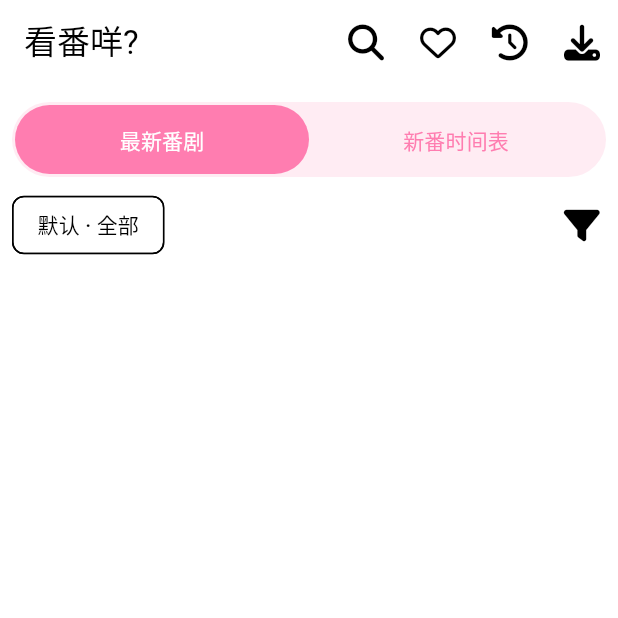
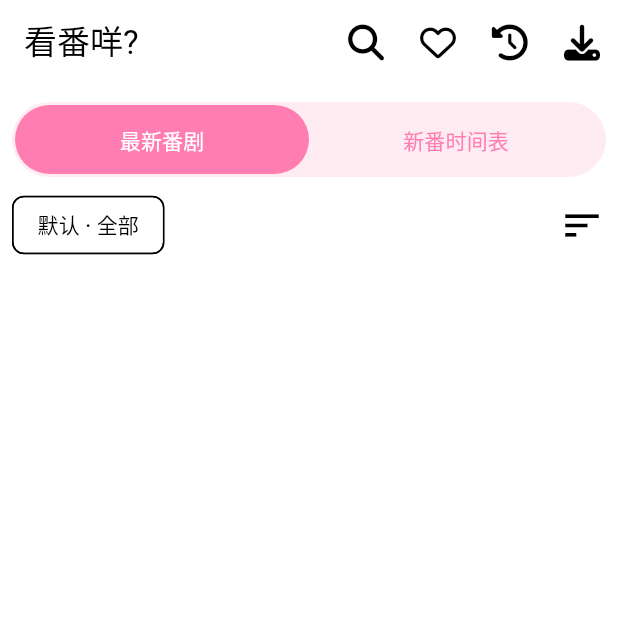
Before and after one commit to WuXuBaiYang/jtech_anime, a Flutter app: the screen it shows after launch, on a phone screen of 412 x 824 dp, the top half of it. Run offline on Flutter 3.47's test engine with Material 2 defaults, Android fonts, the light colour scheme and no system bars; drawn by our look-alikes of easy_refresh; our stand-ins replace battery_plus, blur, connectivity_plus, dio, extended_image, flutter_local_notifications and 9 more; missing offline and left inert: background_downloader, brotli, ffmpeg_helper, flutter_hls_parser, flutter_js, media_kit and 5 more; accounts and stored records are empty; generated files the repository leaves out were written again.

Commit message:
完成首页UI重做;

```diff
--- a/lib/manage/theme.dart
+++ b/lib/manage/theme.dart
@@ -83,6 +83,7 @@ class ThemeManage extends BaseManage {
             vertical: 4,
           ),
         ),
+        iconTheme: const IconThemeData(size: 30),
         bottomSheetTheme: const BottomSheetThemeData(
           clipBehavior: Clip.hardEdge,
         ),
--- a/lib/model/time_table.dart
+++ b/lib/model/time_table.dart
@@ -52,7 +52,11 @@ class TimeTableModel extends BaseModel {
 
   // 根据下标获取对应周天的番剧列表
   List<TimeTableItemModel> getAnimeListByWeekday(int weekday) =>
-      [monday, tuesday, wednesday, thursday, friday, saturday, sunday][weekday];
+      weekdayAnimeList[weekday];
+
+  // 获取每天番剧列表
+  List<List<TimeTableItemModel>> get weekdayAnimeList =>
+      [monday, tuesday, wednesday, thursday, friday, saturday, sunday];
 }
 
 /*
--- a/lib/page/home/index.dart
+++ b/lib/page/home/index.dart
@@ -12,6 +12,7 @@ import 'package:jtech_anime/model/anime.dart';
 import 'package:jtech_anime/model/database/filter_select.dart';
 import 'package:jtech_anime/model/time_table.dart';
 import 'package:jtech_anime/page/home/list.dart';
+import 'package:jtech_anime/page/home/timetable.dart';
 import 'package:jtech_anime/tool/loading.dart';
 import 'package:jtech_anime/tool/snack.dart';
 import 'package:jtech_anime/tool/version.dart';
@@ -108,79 +109,9 @@ class _HomePageState extends LogicState<HomePage, _HomeLogic>
       physics: !animeParser.isSupport(AnimeParserFunction.timeTable)
           ? const NeverScrollableScrollPhysics()
           : null,
-      children: [_buildAnimeList(), _buildAnimeList()],
+      children: [_buildAnimeList(), _buildAnimeTimeTable()],
     );
   }
-
-  // 周/天换算表
-  final _weekdayMap = <IconData, String>{
-    FontAwesomeIcons.faceDizzy: '周一',
-    FontAwesomeIcons.faceFrown: '周二',
-    FontAwesomeIcons.faceFlushed: '周三',
-    FontAwesomeIcons.faceGrimace: '周四',
-    FontAwesomeIcons.faceGrinStars: '周五',
-    FontAwesomeIcons.faceLaughWink: '周六',
-    FontAwesomeIcons.faceSadTear: '周日',
-  };
-
-  // 构建时间轴tabBar
-  // PreferredSizeWidget _buildTimetableTabBar() {
-  //   return TabBar(
-  //     isScrollable: true,
-  //     controller: timetableTabController,
-  //     tabs: List.generate(timetableTabController.length, (i) {
-  //       final item = _weekdayMap.entries.elementAt(i);
-  //       return Tab(
-  //         child: Row(
-  //           children: [
-  //             Text(item.value),
-  //             const SizedBox(width: 4),
-  //             Icon(item.key, size: 14),
-  //           ],
-  //         ),
-  //       );
-  //     }),
-  //   );
-  // }
-
-  // 构建时间轴tabView
-  // Widget _buildTimetableTabView() {
-  //   return ValueListenableBuilder<TimeTableModel?>(
-  //     valueListenable: logic.timetableDataList,
-  //     builder: (_, timeTable, __) {
-  //       if (timeTable == null) return _buildEmpty();
-  //       return TabBarView(
-  //         controller: timetableTabController,
-  //         children: List.generate(timetableTabController.length, (i) {
-  //           final items = timeTable.getAnimeListByWeekday(i);
-  //           return ListView.builder(
-  //             primary: false,
-  //             itemCount: items.length,
-  //             padding: EdgeInsets.zero,
-  //             itemBuilder: (_, i) {
-  //               final item = items[i];
-  //               final updateIcon = item.isUpdate
-  //                   ? const Icon(FontAwesomeIcons.seedling,
-  //                       color: Colors.green, size: 18)
-  //                   : null;
-  //               return ListTile(
-  //                 dense: true,
-  //                 trailing: updateIcon,
-  //                 title: Text(item.name),
-  //                 subtitle: Text(item.status),
-  //                 onTap: () => logic.goDetail(AnimeModel.from({
-  //                   'name': item.name,
-  //                   'url': item.url,
-  //                   'status': item.status,
-  //                 })),
-  //               );
-  //             },
-  //           );
-  //         }),
-  //       );
-  //     },
-  //   );
-  // }
 
   // 构建番剧列表
   Widget _buildAnimeList() {
@@ -192,6 +123,13 @@ class _HomePageState extends LogicState<HomePage, _HomeLogic>
       onFilterChange: (filters) => Loading.show(
         loadFuture: logic.updateFilterSelect(filters),
       ),
+    );
+  }
+
+  // 构建番剧时间表
+  Widget _buildAnimeTimeTable() {
+    return HomeAnimeTimeTable(
+      itemTap: logic.goDetail,
     );
   }
 }
--- a/lib/page/home/list.dart
+++ b/lib/page/home/list.dart
@@ -110,7 +110,7 @@ class _HomeLatestAnimeListState extends State<HomeLatestAnimeList>
               ),
             ),
             IconButton(
-              icon: const Icon(FontAwesomeIcons.filter),
+              icon: const Icon(Icons.sort),
               onPressed: () {
                 HomeLatestAnimeFilterSheet.show(
                   context,
```
Also changed, not shown: lib/page/home/timetable.dart (added, +145 -0 lines).
